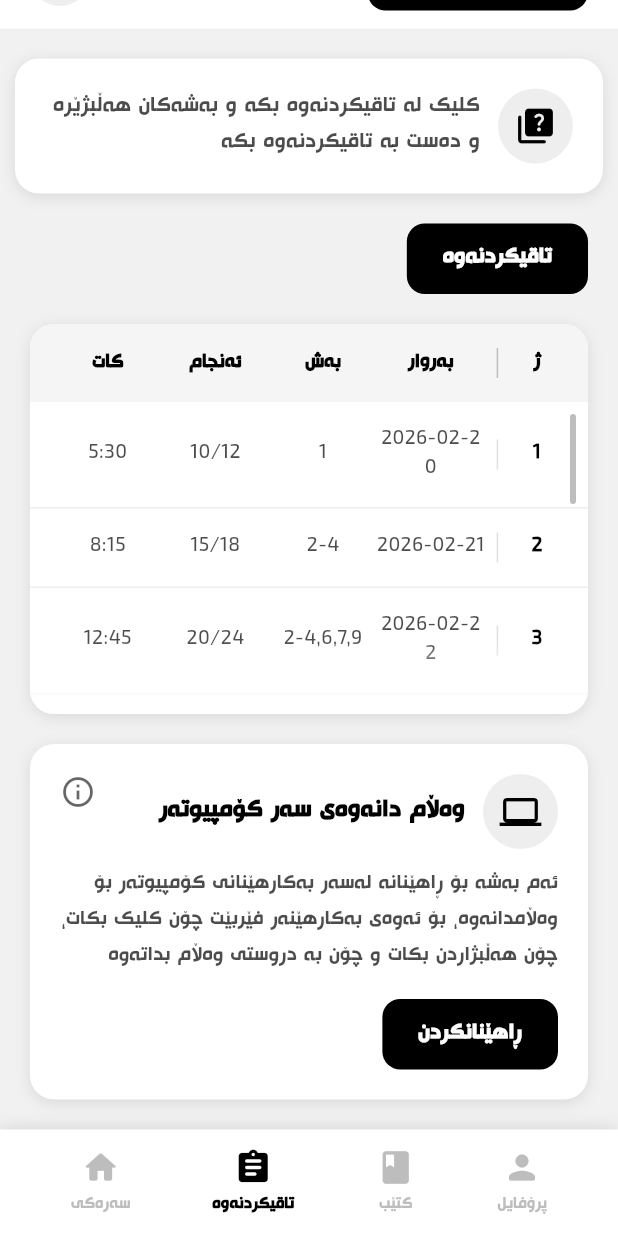
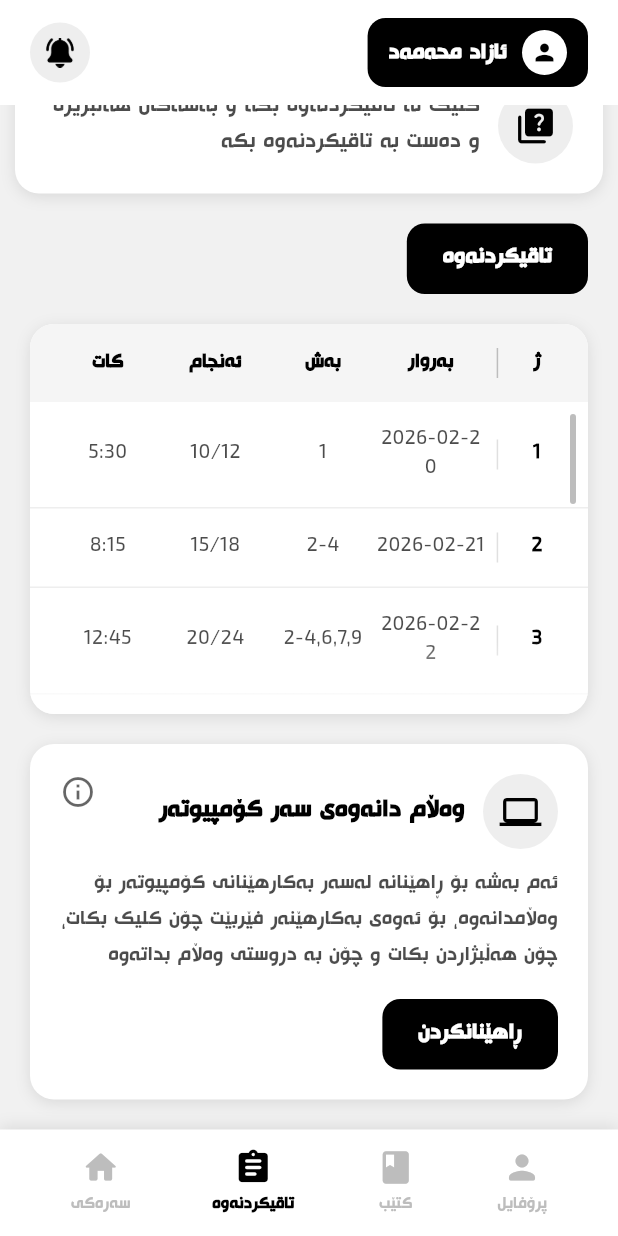
Before and after one commit to rand1214/REGA, a Flutter app: the HomeScreen screen opened by its route, item 2 of the bottom bar chosen, scrolled down 51 dp, on a phone screen of 412 x 824 dp. Run offline on Flutter 3.47's test engine with Material 3 defaults, Android fonts, the phone set to English and light mode, and no system bars; our stand-ins replace flutter_screenutil, go_router, google_fonts.

Commit message:
Fix: Make top bar fixed (non-scrollable) in home and quiz screens

```diff
--- a/lib/features/home/presentation/widgets/home_content.dart
+++ b/lib/features/home/presentation/widgets/home_content.dart
@@ -63,4 +63,3 @@ class _HomeContentState extends State<HomeContent> {
       ],
     );
   }
-}
--- a/lib/features/quiz/presentation/screens/quiz_screen.dart
+++ b/lib/features/quiz/presentation/screens/quiz_screen.dart
@@ -8,12 +8,15 @@ class QuizScreen extends StatelessWidget {
 
   @override
   Widget build(BuildContext context) {
-    return SingleChildScrollView(
-      child: Column(
+    return Column(
       children: [
         const TopBar(
           kurdishName: "ئازاد محەمەد",
         ),
+        Expanded(
+          child: SingleChildScrollView(
+            child: Column(
+              children: [
                 const QuizDescriptionContainer(
                   description: "کلیک لە تاقیکردنەوە بکە و بەشەکان هەڵبژێرە و دەست بە تاقیکردنەوە بکە",
                 ),
@@ -37,6 +40,9 @@ class QuizScreen extends StatelessWidget {
                 const SizedBox(height: 20),
               ],
             ),
+          ),
+        ),
+      ],
     );
   }
 }
```
Lines whose indentation alone changed are shown as unchanged.
